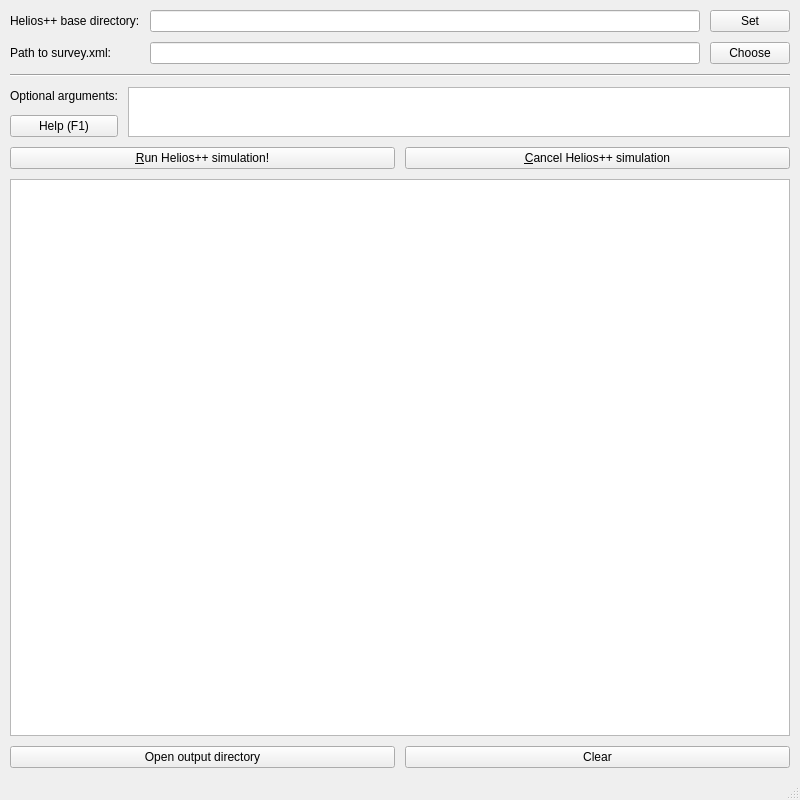
Old version of the form ui/mainwindow.ui in the repository dg-505/helios-launcher.
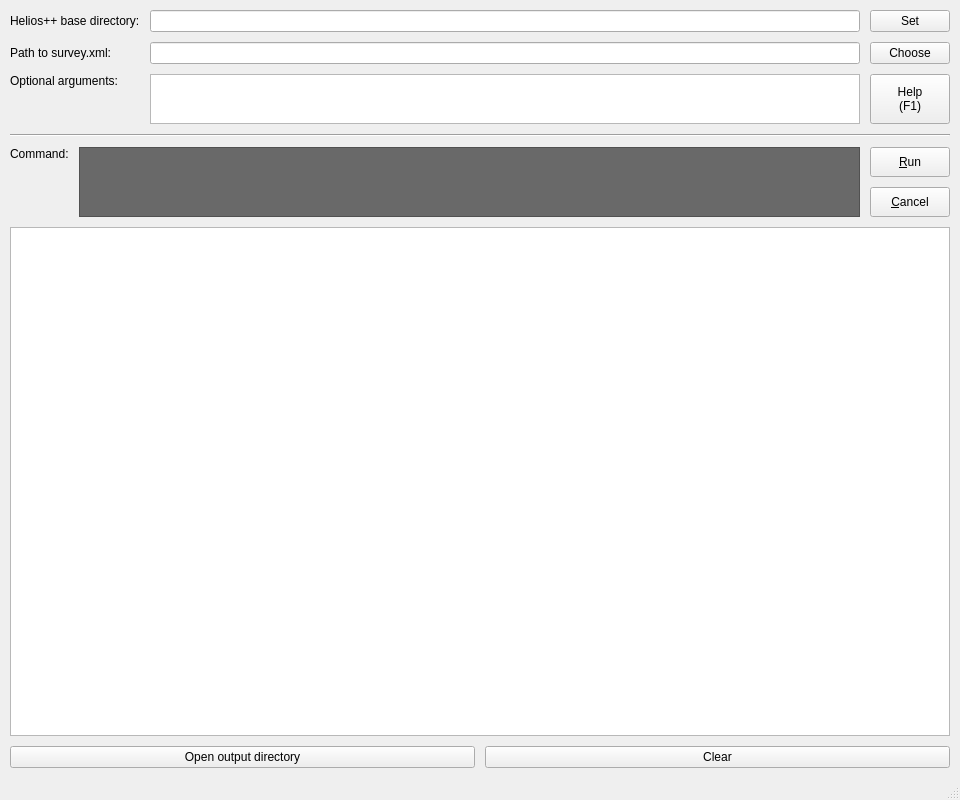
New version of the form. Icons and pictures are not drawn.

Commit message: Add Browser for viewing  command to execute

```diff
--- a/ui/mainwindow.ui
+++ b/ui/mainwindow.ui
@@ -6,7 +6,7 @@
    <rect>
     <x>0</x>
     <y>0</y>
-    <width>800</width>
+    <width>960</width>
     <height>800</height>
    </rect>
   </property>
@@ -40,117 +40,7 @@
     <property name="spacing">
      <number>10</number>
     </property>
-    <item row="5" column="0">
-     <layout class="QHBoxLayout" name="runLayout">
-      <property name="spacing">
-       <number>10</number>
-      </property>
-      <property name="bottomMargin">
-       <number>0</number>
-      </property>
-      <item>
-       <widget class="QPushButton" name="runButton">
-        <property name="cursor">
-         <cursorShape>PointingHandCursor</cursorShape>
-        </property>
-        <property name="text">
-         <string>&amp;Run Helios++ simulation!</string>
-        </property>
-        <property name="icon">
-         <iconset theme="media-playback-start"/>
-        </property>
-       </widget>
-      </item>
-      <item>
-       <widget class="QPushButton" name="cancelButton">
-        <property name="text">
-         <string>&amp;Cancel Helios++ simulation</string>
-        </property>
-        <property name="icon">
-         <iconset theme="process-stop"/>
-        </property>
-       </widget>
-      </item>
-     </layout>
-    </item>
-    <item row="3" column="0">
-     <widget class="Line" name="hline">
-      <property name="orientation">
-       <enum>Qt::Horizontal</enum>
-      </property>
-     </widget>
-    </item>
-    <item row="4" column="0">
-     <layout class="QFormLayout" name="argsLayout">
-      <property name="horizontalSpacing">
-       <number>10</number>
-      </property>
-      <property name="verticalSpacing">
-       <number>10</number>
-      </property>
-      <item row="0" column="1">
-       <widget class="QPlainTextEdit" name="argsEditor">
-        <property name="sizePolicy">
-         <sizepolicy hsizetype="Expanding" vsizetype="Fixed">
-          <horstretch>0</horstretch>
-          <verstretch>0</verstretch>
-         </sizepolicy>
-        </property>
-        <property name="minimumSize">
-         <size>
-          <width>0</width>
-          <height>50</height>
-         </size>
-        </property>
-        <property name="maximumSize">
-         <size>
-          <width>16777215</width>
-          <height>50</height>
-         </size>
-        </property>
-        <property name="font">
-         <font>
-          <family>DejaVu Sans Mono</family>
-         </font>
-        </property>
-        <property name="cursor" stdset="0">
-         <cursorShape>IBeamCursor</cursorShape>
-        </property>
-       </widget>
-      </item>
-      <item row="0" column="0">
-       <layout class="QVBoxLayout" name="argsLabelLayout">
-        <property name="spacing">
-         <number>10</number>
-        </property>
-        <item>
-         <widget class="QLabel" name="argsLabel">
-          <property name="text">
-           <string>Optional arguments:</string>
-          </property>
-         </widget>
-        </item>
-        <item>
-         <widget class="QPushButton" name="helpButton">
-          <property name="cursor">
-           <cursorShape>PointingHandCursor</cursorShape>
-          </property>
-          <property name="text">
-           <string>Help (F1)</string>
-          </property>
-          <property name="icon">
-           <iconset theme="help"/>
-          </property>
-          <property name="shortcut">
-           <string>F1</string>
-          </property>
-         </widget>
-        </item>
-       </layout>
-      </item>
-     </layout>
-    </item>
-    <item row="7" column="0">
+    <item row="9" column="0">
      <widget class="QTextBrowser" name="outputBrowser">
       <property name="minimumSize">
        <size>
@@ -160,7 +50,7 @@
       </property>
       <property name="font">
        <font>
-        <family>Liberation Mono</family>
+        <family>DejaVu Sans Mono</family>
        </font>
       </property>
       <property name="cursor" stdset="0">
@@ -168,37 +58,113 @@
       </property>
      </widget>
     </item>
-    <item row="10" column="0">
-     <layout class="QHBoxLayout" name="outputLayout">
+    <item row="5" column="0">
+     <layout class="QHBoxLayout" name="horizontalLayout">
       <property name="spacing">
        <number>10</number>
       </property>
+      <property name="topMargin">
+       <number>0</number>
+      </property>
       <item>
-       <widget class="QPushButton" name="openOutputDirButton">
-        <property name="cursor">
-         <cursorShape>PointingHandCursor</cursorShape>
-        </property>
+       <widget class="QLabel" name="cmdLabel">
         <property name="text">
-         <string>Open output directory</string>
+         <string>Command:</string>
         </property>
-        <property name="icon">
-         <iconset theme="folder"/>
+        <property name="alignment">
+         <set>Qt::AlignLeading|Qt::AlignLeft|Qt::AlignTop</set>
         </property>
        </widget>
       </item>
       <item>
-       <widget class="QPushButton" name="clearButton">
-        <property name="cursor">
-         <cursorShape>PointingHandCursor</cursorShape>
+       <widget class="QTextBrowser" name="cmdBrowser">
+        <property name="sizePolicy">
+         <sizepolicy hsizetype="Expanding" vsizetype="Fixed">
+          <horstretch>0</horstretch>
+          <verstretch>0</verstretch>
+         </sizepolicy>
         </property>
-        <property name="text">
-         <string>Clear</string>
+        <property name="minimumSize">
+         <size>
+          <width>0</width>
+          <height>70</height>
+         </size>
         </property>
-        <property name="icon">
-         <iconset theme="edit-clear"/>
+        <property name="maximumSize">
+         <size>
+          <width>16777215</width>
+          <height>70</height>
+         </size>
         </property>
+        <property name="font">
+         <font>
+          <family>DejaVu Sans Mono</family>
+         </font>
+        </property>
+        <property name="cursor" stdset="0">
+         <cursorShape>IBeamCursor</cursorShape>
+        </property>
+        <property name="styleSheet">
+         <string notr="true">QTextBrowser
+{
+    color: white;
+    background-color: dimgray;
+}</string>
+        </property>
+        <property name="html">
+         <string>&lt;!DOCTYPE HTML PUBLIC &quot;-//W3C//DTD HTML 4.0//EN&quot; &quot;http://www.w3.org/TR/REC-html40/strict.dtd&quot;&gt;
+&lt;html&gt;&lt;head&gt;&lt;meta name=&quot;qrichtext&quot; content=&quot;1&quot; /&gt;&lt;style type=&quot;text/css&quot;&gt;
+p, li { white-space: pre-wrap; }
+&lt;/style&gt;&lt;/head&gt;&lt;body style=&quot; font-family:'DejaVu Sans Mono'; font-size:11pt; font-weight:400; font-style:normal;&quot;&gt;
+&lt;p style=&quot;-qt-paragraph-type:empty; margin-top:0px; margin-bottom:0px; margin-left:0px; margin-right:0px; -qt-block-indent:0; text-indent:0px;&quot;&gt;&lt;br /&gt;&lt;/p&gt;&lt;/body&gt;&lt;/html&gt;</string>
+        </property>
        </widget>
       </item>
+      <item>
+       <layout class="QVBoxLayout" name="verticalLayout">
+        <property name="spacing">
+         <number>10</number>
+        </property>
+        <item>
+         <widget class="QPushButton" name="runButton">
+          <property name="sizePolicy">
+           <sizepolicy hsizetype="Minimum" vsizetype="Preferred">
+            <horstretch>0</horstretch>
+            <verstretch>0</verstretch>
+           </sizepolicy>
+          </property>
+          <property name="cursor">
+           <cursorShape>PointingHandCursor</cursorShape>
+          </property>
+          <property name="text">
+           <string>&amp;Run</string>
+          </property>
+          <property name="icon">
+           <iconset theme="media-playback-start"/>
+          </property>
+         </widget>
+        </item>
+        <item>
+         <widget class="QPushButton" name="cancelButton">
+          <property name="sizePolicy">
+           <sizepolicy hsizetype="Minimum" vsizetype="Preferred">
+            <horstretch>0</horstretch>
+            <verstretch>0</verstretch>
+           </sizepolicy>
+          </property>
+          <property name="cursor">
+           <cursorShape>PointingHandCursor</cursorShape>
+          </property>
+          <property name="text">
+           <string>&amp;Cancel</string>
+          </property>
+          <property name="icon">
+           <iconset theme="process-stop"/>
+          </property>
+         </widget>
+        </item>
+       </layout>
+      </item>
      </layout>
     </item>
     <item row="0" column="0">
@@ -218,6 +184,56 @@
       <property name="spacing">
        <number>10</number>
       </property>
+      <item row="0" column="0">
+       <widget class="QLabel" name="heliosBaseDirLabel">
+        <property name="text">
+         <string>Helios++ base directory:</string>
+        </property>
+       </widget>
+      </item>
+      <item row="1" column="3">
+       <widget class="QPushButton" name="surveyPathButton">
+        <property name="cursor">
+         <cursorShape>PointingHandCursor</cursorShape>
+        </property>
+        <property name="text">
+         <string>Choose</string>
+        </property>
+        <property name="icon">
+         <iconset theme="text-html"/>
+        </property>
+       </widget>
+      </item>
+      <item row="2" column="2">
+       <widget class="QPlainTextEdit" name="argsEditor">
+        <property name="sizePolicy">
+         <sizepolicy hsizetype="Expanding" vsizetype="Fixed">
+          <horstretch>0</horstretch>
+          <verstretch>0</verstretch>
+         </sizepolicy>
+        </property>
+        <property name="minimumSize">
+         <size>
+          <width>0</width>
+          <height>50</height>
+         </size>
+        </property>
+        <property name="maximumSize">
+         <size>
+          <width>16777215</width>
+          <height>50</height>
+         </size>
+        </property>
+        <property name="font">
+         <font>
+          <family>DejaVu Sans Mono</family>
+         </font>
+        </property>
+        <property name="cursor" stdset="0">
+         <cursorShape>IBeamCursor</cursorShape>
+        </property>
+       </widget>
+      </item>
       <item row="0" column="2">
        <widget class="QLineEdit" name="heliosBaseDirLineEdit">
         <property name="sizePolicy">
@@ -237,13 +253,6 @@
         </property>
        </widget>
       </item>
-      <item row="0" column="0">
-       <widget class="QLabel" name="heliosBaseDirLabel">
-        <property name="text">
-         <string>Helios++ base directory:</string>
-        </property>
-       </widget>
-      </item>
       <item row="1" column="0">
        <widget class="QLabel" name="surveyPathLabel">
         <property name="text">
@@ -251,16 +260,6 @@
         </property>
        </widget>
       </item>
-      <item row="1" column="2">
-       <widget class="QLineEdit" name="surveyPathLineEdit">
-        <property name="minimumSize">
-         <size>
-          <width>400</width>
-          <height>0</height>
-         </size>
-        </property>
-       </widget>
-      </item>
       <item row="0" column="3">
        <widget class="QPushButton" name="heliosBaseDirButton">
         <property name="cursor">
@@ -274,16 +273,86 @@
         </property>
        </widget>
       </item>
-      <item row="1" column="3">
-       <widget class="QPushButton" name="surveyPathButton">
+      <item row="1" column="2">
+       <widget class="QLineEdit" name="surveyPathLineEdit">
+        <property name="minimumSize">
+         <size>
+          <width>400</width>
+          <height>0</height>
+         </size>
+        </property>
+       </widget>
+      </item>
+      <item row="2" column="3">
+       <widget class="QPushButton" name="helpButton">
+        <property name="sizePolicy">
+         <sizepolicy hsizetype="Minimum" vsizetype="Preferred">
+          <horstretch>0</horstretch>
+          <verstretch>0</verstretch>
+         </sizepolicy>
+        </property>
         <property name="cursor">
          <cursorShape>PointingHandCursor</cursorShape>
         </property>
         <property name="text">
-         <string>Choose</string>
+         <string>Help
+(F1)</string>
         </property>
         <property name="icon">
-         <iconset theme="text-html"/>
+         <iconset theme="help"/>
+        </property>
+        <property name="shortcut">
+         <string>F1</string>
+        </property>
+       </widget>
+      </item>
+      <item row="2" column="0">
+       <widget class="QLabel" name="argsLabel">
+        <property name="text">
+         <string>Optional arguments:</string>
+        </property>
+        <property name="alignment">
+         <set>Qt::AlignLeading|Qt::AlignLeft|Qt::AlignTop</set>
+        </property>
+       </widget>
+      </item>
+     </layout>
+    </item>
+    <item row="4" column="0">
+     <widget class="Line" name="hline1">
+      <property name="orientation">
+       <enum>Qt::Horizontal</enum>
+      </property>
+     </widget>
+    </item>
+    <item row="12" column="0">
+     <layout class="QHBoxLayout" name="outputLayout">
+      <property name="spacing">
+       <number>10</number>
+      </property>
+      <item>
+       <widget class="QPushButton" name="openOutputDirButton">
+        <property name="cursor">
+         <cursorShape>PointingHandCursor</cursorShape>
+        </property>
+        <property name="text">
+         <string>Open output directory</string>
+        </property>
+        <property name="icon">
+         <iconset theme="folder"/>
+        </property>
+       </widget>
+      </item>
+      <item>
+       <widget class="QPushButton" name="clearButton">
+        <property name="cursor">
+         <cursorShape>PointingHandCursor</cursorShape>
+        </property>
+        <property name="text">
+         <string>Clear</string>
+        </property>
+        <property name="icon">
+         <iconset theme="edit-clear"/>
         </property>
        </widget>
       </item>
@@ -296,7 +365,7 @@
     <rect>
      <x>0</x>
      <y>0</y>
-     <width>800</width>
+     <width>960</width>
      <height>22</height>
     </rect>
    </property>
```
The commit also changes 2 other files.
